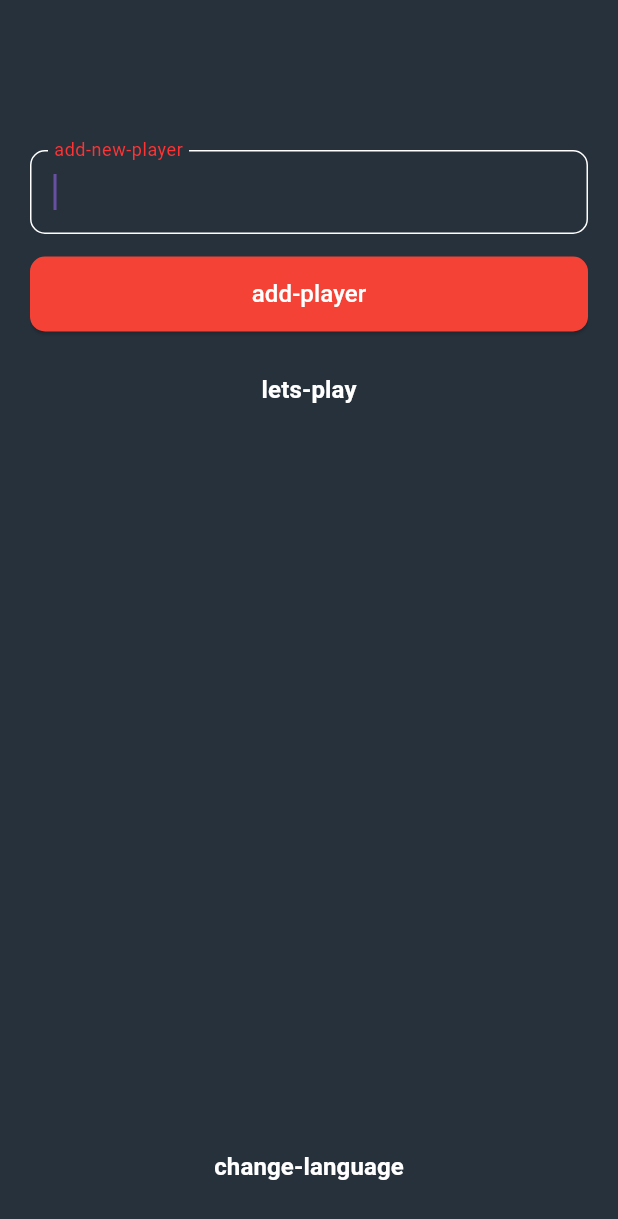
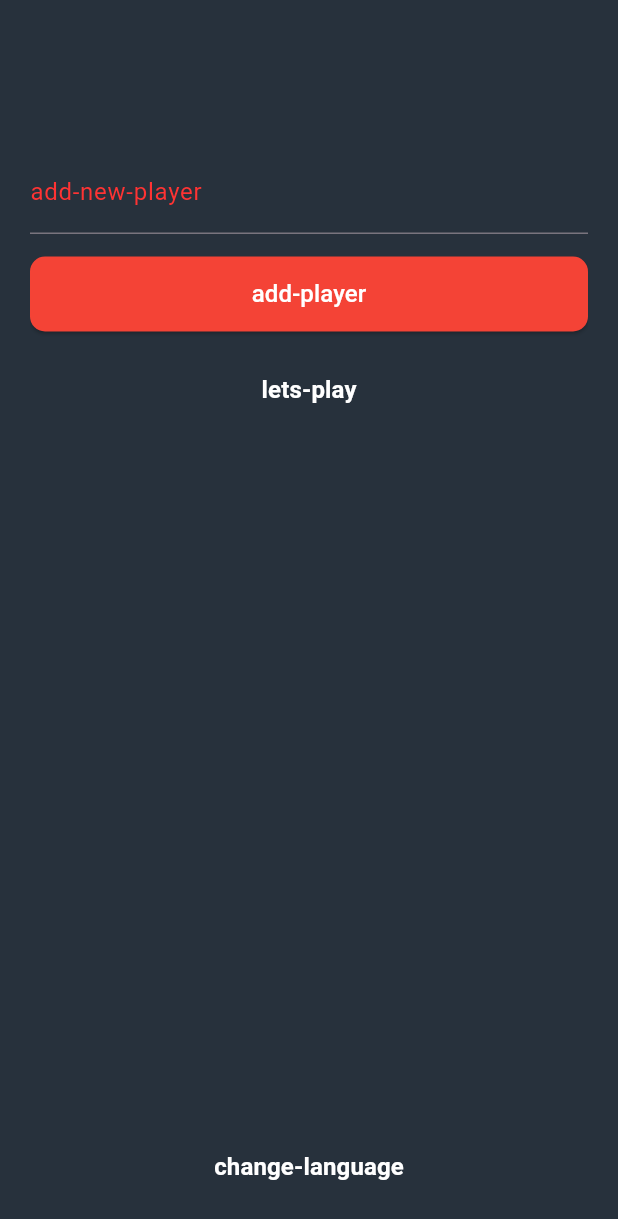
Before and after one commit to romolonobre/Beba-bolebos, a Flutter app: the screen it shows after launch, on a phone screen of 412 x 824 dp. Shown: the top 1219 px of the screen. Run offline on Flutter 3.47's test engine with Material 3 defaults, Android fonts, the phone set to English and light mode, and no system bars; our stand-ins replace localization, lottie, shared_preferences.

Commit message:
small improvements

```diff
--- a/lib/app_cache.dart
+++ b/lib/app_cache.dart
@@ -19,7 +19,7 @@
     await _prefs.setString('locale', locale);
   }
 
-  String? getLocale() {
+  String getLocale() {
     return _prefs.getString('locale') ?? "en";
   }
 }
--- a/lib/main.dart
+++ b/lib/main.dart
@@ -19,7 +19,7 @@
   Widget build(BuildContext context) {
     LocalJsonLocalization.delegate.directories = ['assets/lib/i18n'];
 
-    var localeCode = AppCache().getLocale() ?? 'en';
+    var localeCode = AppCache().getLocale();
 
     return MaterialApp(
         localizationsDelegates: [
--- a/lib/widgtes/add_player_input_widget.dart
+++ b/lib/widgtes/add_player_input_widget.dart
@@ -11,7 +11,6 @@
   @override
   Widget build(BuildContext context) {
     return TextField(
-      autofocus: true,
       style: const TextStyle(
         color: Colors.white,
         fontWeight: FontWeight.w500,
```
